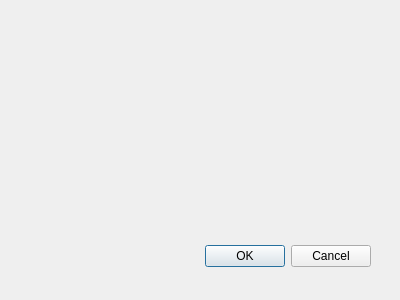
Qt form dispositif/Cubicle/selection_plan.ui (ppff/Cubicle-GUI) before a commit.
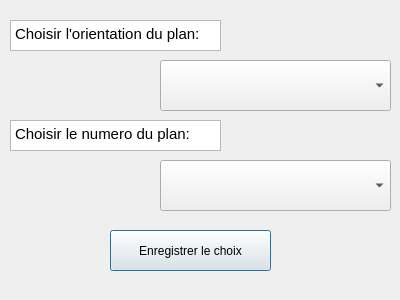
The same form after that commit.

Commit message: ajouter la fonctionnalite Selection Plan

```diff
--- a/dispositif/Cubicle/selection_plan.ui
+++ b/dispositif/Cubicle/selection_plan.ui
@@ -15,20 +15,136 @@
   <property name="windowTitle">
    <string>Dialog</string>
   </property>
-  <widget class="QDialogButtonBox" name="buttonBox">
+  <widget class="QTextBrowser" name="textBrowser">
    <property name="geometry">
     <rect>
-     <x>30</x>
-     <y>240</y>
-     <width>341</width>
-     <height>32</height>
+     <x>10</x>
+     <y>20</y>
+     <width>211</width>
+     <height>31</height>
     </rect>
    </property>
-   <property name="orientation">
-    <enum>Qt::Horizontal</enum>
+   <property name="html">
+    <string>&lt;!DOCTYPE HTML PUBLIC &quot;-//W3C//DTD HTML 4.0//EN&quot; &quot;http://www.w3.org/TR/REC-html40/strict.dtd&quot;&gt;
+&lt;html&gt;&lt;head&gt;&lt;meta name=&quot;qrichtext&quot; content=&quot;1&quot; /&gt;&lt;style type=&quot;text/css&quot;&gt;
+p, li { white-space: pre-wrap; }
+&lt;/style&gt;&lt;/head&gt;&lt;body style=&quot; font-family:'Ubuntu'; font-size:11pt; font-weight:400; font-style:normal;&quot;&gt;
+&lt;p style=&quot; margin-top:0px; margin-bottom:0px; margin-left:0px; margin-right:0px; -qt-block-indent:0; text-indent:0px;&quot;&gt;Choisir l'orientation du plan:&lt;/p&gt;&lt;/body&gt;&lt;/html&gt;</string>
    </property>
-   <property name="standardButtons">
-    <set>QDialogButtonBox::Cancel|QDialogButtonBox::Ok</set>
+  </widget>
+  <widget class="QComboBox" name="comboBox">
+   <property name="geometry">
+    <rect>
+     <x>160</x>
+     <y>60</y>
+     <width>231</width>
+     <height>51</height>
+    </rect>
+   </property>
+   <item>
+    <property name="text">
+     <string/>
+    </property>
+   </item>
+   <item>
+    <property name="text">
+     <string>Vertical</string>
+    </property>
+   </item>
+   <item>
+    <property name="text">
+     <string>Horizontal</string>
+    </property>
+   </item>
+  </widget>
+  <widget class="QTextBrowser" name="textBrowser_2">
+   <property name="geometry">
+    <rect>
+     <x>10</x>
+     <y>120</y>
+     <width>211</width>
+     <height>31</height>
+    </rect>
+   </property>
+   <property name="html">
+    <string>&lt;!DOCTYPE HTML PUBLIC &quot;-//W3C//DTD HTML 4.0//EN&quot; &quot;http://www.w3.org/TR/REC-html40/strict.dtd&quot;&gt;
+&lt;html&gt;&lt;head&gt;&lt;meta name=&quot;qrichtext&quot; content=&quot;1&quot; /&gt;&lt;style type=&quot;text/css&quot;&gt;
+p, li { white-space: pre-wrap; }
+&lt;/style&gt;&lt;/head&gt;&lt;body style=&quot; font-family:'Ubuntu'; font-size:11pt; font-weight:400; font-style:normal;&quot;&gt;
+&lt;p style=&quot; margin-top:0px; margin-bottom:0px; margin-left:0px; margin-right:0px; -qt-block-indent:0; text-indent:0px;&quot;&gt;Choisir le numero du plan:&lt;/p&gt;&lt;/body&gt;&lt;/html&gt;</string>
+   </property>
+  </widget>
+  <widget class="QComboBox" name="comboBox_2">
+   <property name="geometry">
+    <rect>
+     <x>160</x>
+     <y>160</y>
+     <width>231</width>
+     <height>51</height>
+    </rect>
+   </property>
+   <item>
+    <property name="text">
+     <string/>
+    </property>
+   </item>
+   <item>
+    <property name="text">
+     <string>1</string>
+    </property>
+   </item>
+   <item>
+    <property name="text">
+     <string>2</string>
+    </property>
+   </item>
+   <item>
+    <property name="text">
+     <string>3</string>
+    </property>
+   </item>
+   <item>
+    <property name="text">
+     <string>4</string>
+    </property>
+   </item>
+   <item>
+    <property name="text">
+     <string>5</string>
+    </property>
+   </item>
+   <item>
+    <property name="text">
+     <string>6</string>
+    </property>
+   </item>
+   <item>
+    <property name="text">
+     <string>7</string>
+    </property>
+   </item>
+   <item>
+    <property name="text">
+     <string>8</string>
+    </property>
+   </item>
+   <item>
+    <property name="text">
+     <string>9</string>
+    </property>
+   </item>
+  </widget>
+  <widget class="QPushButton" name="pushButton">
+   <property name="geometry">
+    <rect>
+     <x>110</x>
+     <y>230</y>
+     <width>161</width>
+     <height>41</height>
+    </rect>
+   </property>
+   <property name="text">
+    <string>Enregistrer le choix</string>
    </property>
   </widget>
  </widget>
```
Left out of the diff: 40 changed lines with no effect on the pictures. The commit also changes 3 other files.
